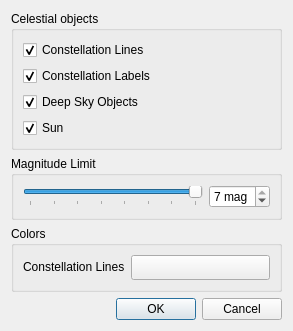
Above: src/plugins/render/stars/StarsConfigWidget.ui from KDE/marble before the change. Below: the same form after it.
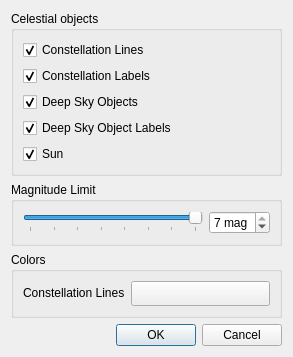
That is the form after the change.

Commit message: Add DSO labels and make them configurable.

What changed in the file:
```diff
--- a/src/plugins/render/stars/StarsConfigWidget.ui
+++ b/src/plugins/render/stars/StarsConfigWidget.ui
@@ -7,7 +7,7 @@
     <x>0</x>
     <y>0</y>
     <width>293</width>
-    <height>308</height>
+    <height>330</height>
    </rect>
   </property>
   <property name="windowTitle">
@@ -50,6 +50,16 @@
         </property>
        </widget>
       </item>
+      <item>
+       <widget class="QCheckBox" name="m_viewDsoLabelCheckbox">
+        <property name="text">
+         <string>Deep Sky Object Labels</string>
+        </property>
+        <property name="checked">
+         <bool>true</bool>
+        </property>
+       </widget>
+      </item>
       <item>
        <widget class="QCheckBox" name="m_viewSunCheckbox">
         <property name="text">
```
The commit also changes 3 other files.
